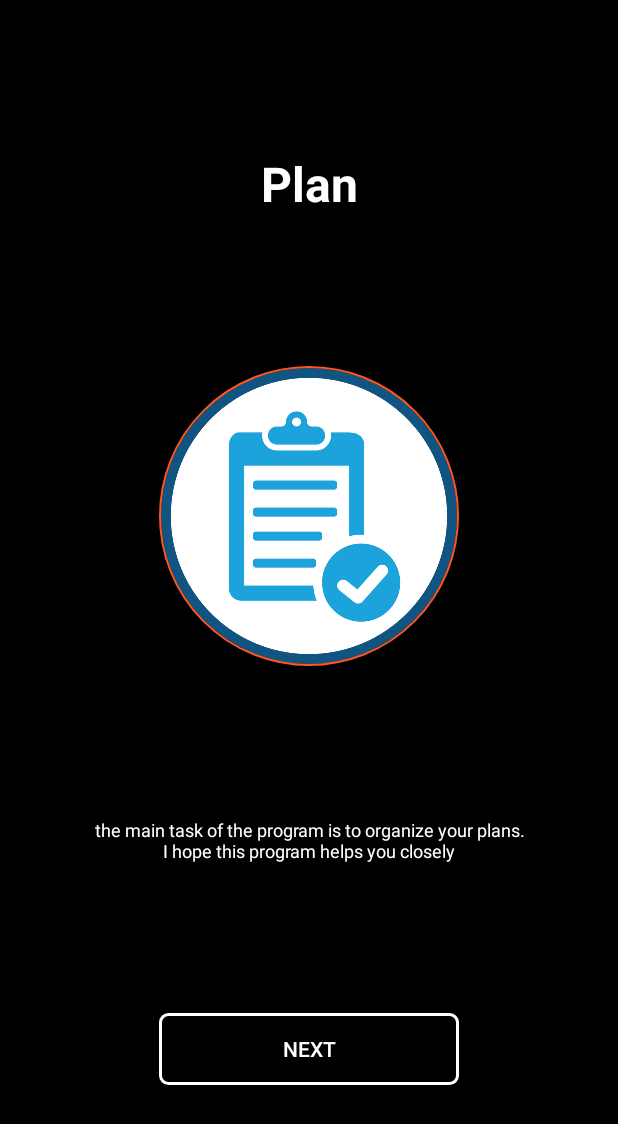
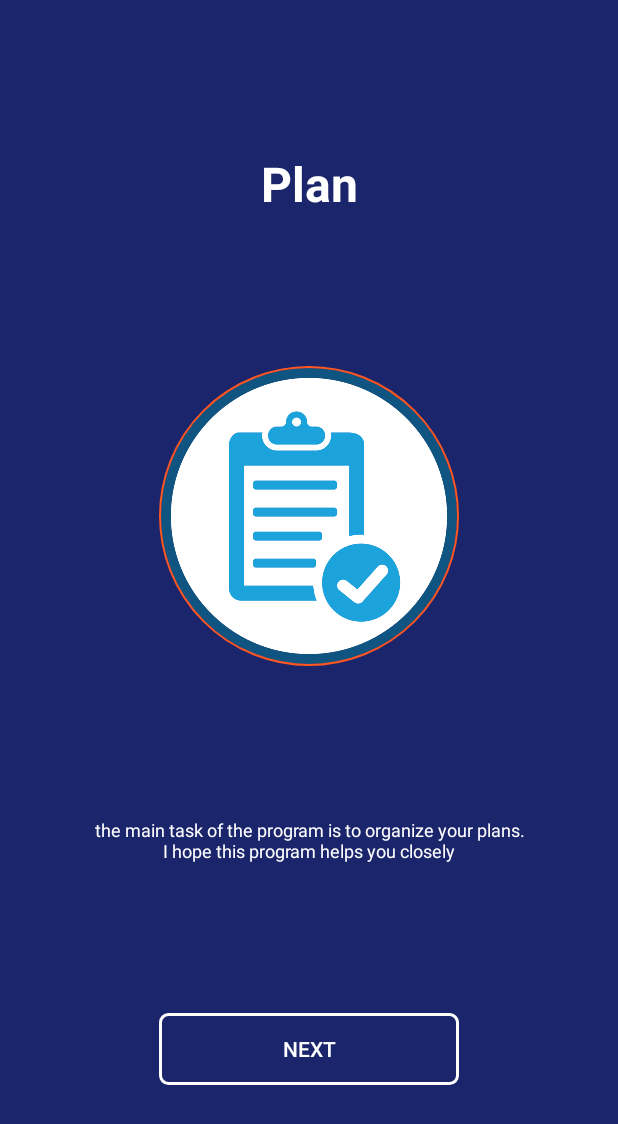
Before and after one commit to IlkhomDeveloper/Plan, an Android app: the screen it shows after launch (IntoActivity), on a phone screen of 412 x 824 dp. Shown: the top 1124 px of the screen. Run offline under Robolectric (Android 15) with nearby library versions, the phone set to English and light mode, and no system bars; our stand-ins replace CircleImageView.

Commit message:
Plan added some issue

```diff
--- a/app/src/main/res/layout/into_screen.xml
+++ b/app/src/main/res/layout/into_screen.xml
@@ -2,7 +2,7 @@
 <androidx.constraintlayout.widget.ConstraintLayout xmlns:android="http://schemas.android.com/apk/res/android"
     android:layout_width="match_parent"
     xmlns:app="http://schemas.android.com/apk/res-auto"
-    android:background="@color/colorTextDark"
+    android:background="@color/colorActionBar"
     android:layout_height="match_parent">
 
     <TextView
```
